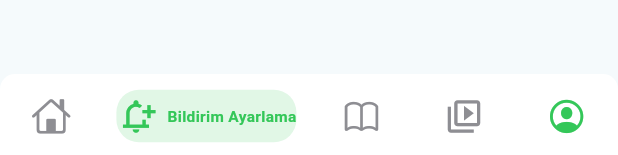
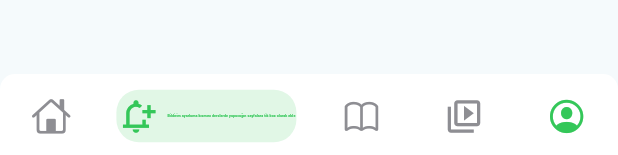
Before and after one commit to mk-ozturk/math_app, a Flutter app: the BottomBar widget shown alone on an empty page, opened directly, item 2 of the bottom bar chosen, on a phone screen of 412 x 824 dp. Shown: the part 1078-1233 px from the top of the screen. Run offline on Flutter 3.47's test engine with Material 2 defaults, Android fonts, the phone set to English and light mode, and no system bars; drawn by our look-alikes of persistent_bottom_nav_bar; our stand-ins replace firebase_core; accounts and stored records are empty.

Commit message:
change_some_page

```diff
--- a/lib/Pages/BottomBar.dart
+++ b/lib/Pages/BottomBar.dart
@@ -39,7 +39,7 @@ class _BottomBarState extends State<BottomBar> {
         ),
         PersistentBottomNavBarItem(
           icon: Icon(Icons.notification_add_outlined),
-          title: ("Bildirim Ayarlama"),
+          title: ("Bildirim ayarlama kısmını derslerde yapacağın sayfalara tik box olarak ekle "),
           activeColorPrimary: CupertinoColors.activeGreen,
           inactiveColorPrimary: CupertinoColors.systemGreen,
         ),PersistentBottomNavBarItem(
```
